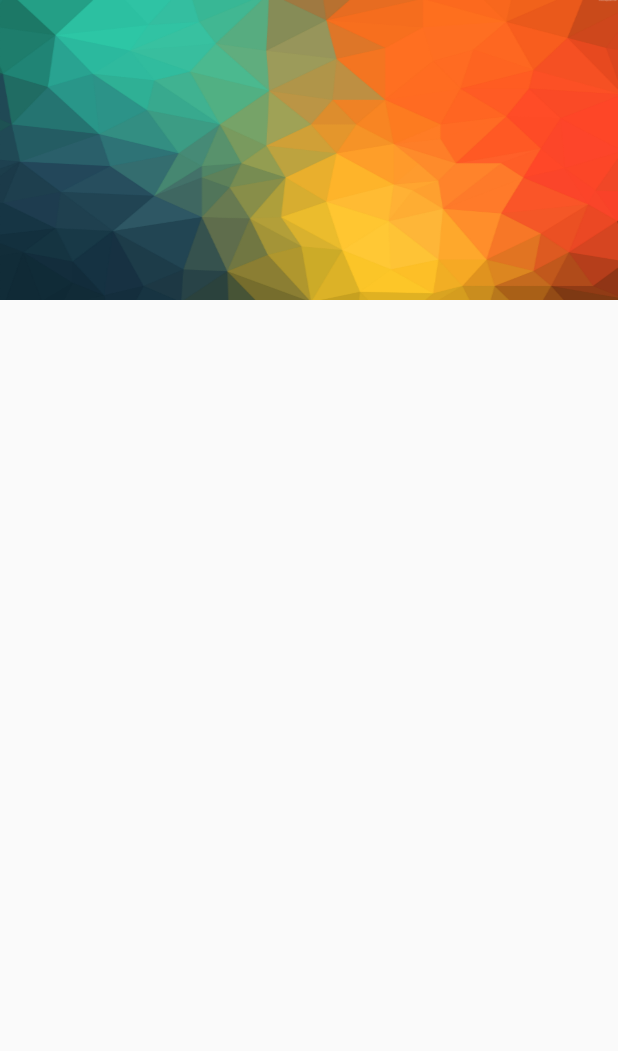
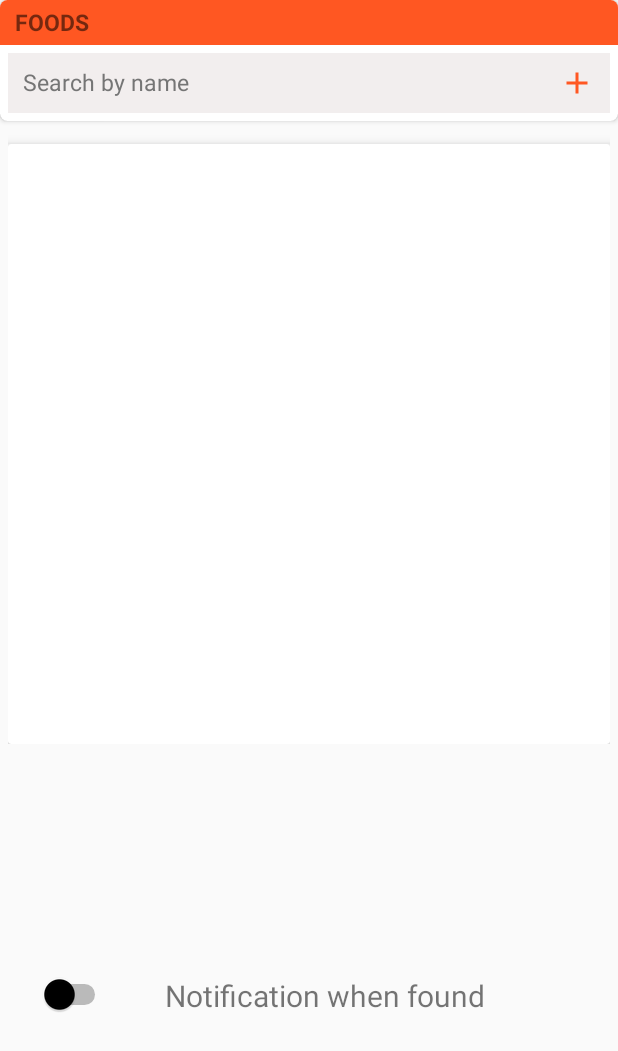
Before and after one commit to Btnisme123/InterfaceOfSuperSaiyan, an Android app: the FoodActivity screen opened directly, with no data from a screen before it, on a phone screen of 412 x 824 dp. Shown: the top 1051 px of the screen. Run offline under Robolectric (Android 15) with nearby library versions, the phone set to English and light mode, and no system bars.

Commit message:
fix_layout

```diff
--- a/TrackingStore/app/src/main/AndroidManifest.xml
+++ b/TrackingStore/app/src/main/AndroidManifest.xml
@@ -16,7 +16,9 @@
             </intent-filter>
         </activity>
         <activity android:name=".ui.activity.MainActivity" />
-        <activity android:name=".ui.activity.FoodActivity"></activity>
+        <activity android:name=".ui.activity.FoodActivity">
+
+        </activity>
     </application>
 
 </manifest>
--- a/TrackingStore/app/src/main/java/vulan/com/trackingstore/ui/activity/FoodActivity.java
+++ b/TrackingStore/app/src/main/java/vulan/com/trackingstore/ui/activity/FoodActivity.java
@@ -13,7 +13,7 @@ public class FoodActivity extends AppCompatActivity {
     @Override
     protected void onCreate(Bundle savedInstanceState) {
         super.onCreate(savedInstanceState);
-        setContentView(R.layout.activity_food);
+        setContentView(R.layout.fragment_search_details);
         findView();
     }
 
--- a/TrackingStore/app/src/main/java/vulan/com/trackingstore/ui/fragment/SearchFragment.java
+++ b/TrackingStore/app/src/main/java/vulan/com/trackingstore/ui/fragment/SearchFragment.java
@@ -2,6 +2,7 @@ package vulan.com.trackingstore.ui.fragment;
 
 import android.view.View;
 
+import vulan.com.trackingstore.R;
 import vulan.com.trackingstore.ui.base.BaseFragment;
 
 /**
@@ -16,7 +17,7 @@ public class SearchFragment extends BaseFragment {
 
     @Override
     protected int getFragmentLayoutId() {
-        return 0;
+        return R.layout.fragment_search;
     }
     private void findViews(View view){
 
--- /dev/null
+++ b/TrackingStore/app/src/main/res/drawable/ic_add.xml
@@ -0,0 +1,9 @@
+<vector xmlns:android="http://schemas.android.com/apk/res/android"
+        android:width="24dp"
+        android:height="24dp"
+        android:viewportWidth="24.0"
+        android:viewportHeight="24.0">
+    <path
+        android:fillColor="@color/colorPrimary"
+        android:pathData="M19,13h-6v6h-2v-6H5v-2h6V5h2v6h6v2z"/>
+</vector>
--- a/TrackingStore/app/src/main/res/layout/fragment_food.xml
+++ b/TrackingStore/app/src/main/res/layout/fragment_food.xml
@@ -42,12 +42,6 @@
         </LinearLayout>
     </RelativeLayout>
 
-    <View
-        android:id="@+id/view_banner"
-        android:layout_width="match_parent"
-        android:layout_height="130dp"
-        android:background="#6e000000" />
-
     <android.support.v7.widget.RecyclerView
         android:id="@+id/recycler_food"
         android:layout_width="match_parent"
--- a/TrackingStore/app/src/main/res/layout/fragment_search.xml
+++ b/TrackingStore/app/src/main/res/layout/fragment_search.xml
@@ -1,6 +1,13 @@
 <?xml version="1.0" encoding="utf-8"?>
-<RelativeLayout xmlns:android="http://schemas.android.com/apk/res/android"
+<LinearLayout xmlns:android="http://schemas.android.com/apk/res/android"
     android:layout_width="match_parent"
-    android:layout_height="match_parent">
+    android:layout_height="match_parent"
+    android:orientation="vertical">
 
-</RelativeLayout>
+    <EditText
+        android:layout_width="match_parent"
+        android:layout_height="@dimen/common_size_30"
+        android:background="@color/color_ed_search"
+        android:text="bbbbbbbbbbbbbbbbbbbbbbb"
+        android:textSize="@dimen/common_size_15" />
+</LinearLayout>
--- /dev/null
+++ b/TrackingStore/app/src/main/res/layout/fragment_search_details.xml
@@ -0,0 +1,92 @@
+<?xml version="1.0" encoding="utf-8"?>
+<LinearLayout xmlns:android="http://schemas.android.com/apk/res/android"
+    xmlns:app="http://schemas.android.com/apk/res-auto"
+    android:layout_width="match_parent"
+    android:layout_height="match_parent"
+    android:orientation="vertical">
+
+    <android.support.v7.widget.CardView
+        android:layout_width="match_parent"
+        android:layout_height="wrap_content"
+        android:padding="@dimen/common_size_5"
+        app:cardCornerRadius="@dimen/common_size_5">
+
+        <LinearLayout
+            android:layout_width="match_parent"
+            android:layout_height="wrap_content"
+            android:gravity="center"
+            android:orientation="vertical">
+
+            <TextView
+                android:layout_width="match_parent"
+                android:layout_height="@dimen/common_size_30"
+                android:background="@color/colorPrimary"
+                android:gravity="center_vertical"
+                android:paddingLeft="@dimen/common_size_10"
+                android:text="@string/food"
+                android:textSize="@dimen/common_text_size_15"
+                android:textStyle="bold" />
+
+            <LinearLayout
+                android:layout_width="match_parent"
+                android:layout_height="wrap_content"
+                android:padding="@dimen/common_size_5">
+
+                <EditText
+                    android:layout_width="match_parent"
+                    android:layout_height="@dimen/common_size_40"
+                    android:background="@color/color_ed_search"
+                    android:drawableRight="@drawable/ic_add"
+                    android:hint="@string/text_hint_search"
+                    android:padding="@dimen/common_size_10"
+                    android:textColorHint="@color/colorSecondaryText"
+                    android:textSize="@dimen/common_text_size_15" />
+            </LinearLayout>
+        </LinearLayout>
+    </android.support.v7.widget.CardView>
+
+    <LinearLayout
+        android:layout_width="wrap_content"
+        android:layout_height="wrap_content"
+        android:padding="@dimen/common_size_5">
+
+        <android.support.v7.widget.CardView
+            android:layout_width="match_parent"
+            android:layout_height="wrap_content"
+            android:layout_marginTop="@dimen/common_size_10"
+            app:cardElevation="@dimen/common_size_5">
+
+            <GridView
+                android:id="@+id/grid_search"
+                android:layout_width="match_parent"
+                android:layout_height="@dimen/common_size_400"></GridView>
+        </android.support.v7.widget.CardView>
+    </LinearLayout>
+    <LinearLayout
+        android:layout_width="match_parent"
+        android:layout_height="match_parent"
+        android:gravity="center"
+        android:orientation="horizontal">
+        <LinearLayout
+            android:layout_width="0dp"
+            android:layout_height="@dimen/common_size_25"
+            android:layout_weight="2"
+            android:gravity="center">
+            <Switch
+                android:layout_width="wrap_content"
+                android:layout_height="@dimen/common_size_30"
+                android:layout_gravity="center_vertical"
+                android:thumbTint="@color/black"
+                android:backgroundTint="#ff00"/>
+        </LinearLayout>
+        <TextView
+            android:layout_width="0dp"
+            android:layout_height="@dimen/common_size_25"
+            android:layout_weight="6"
+            android:layout_marginLeft="@dimen/common_size_10"
+            android:text="@string/notication_search"
+            android:textSize="@dimen/common_text_size_20"/>
+    </LinearLayout>
+
+
+</LinearLayout>
--- a/TrackingStore/app/src/main/res/values/dimens.xml
+++ b/TrackingStore/app/src/main/res/values/dimens.xml
@@ -35,6 +35,7 @@
     <dimen name="common_size_80">80dp</dimen>
     <dimen name="common_size_200">200dp</dimen>
     <dimen name="common_size_370">370dp</dimen>
+    <dimen name="common_size_400">400dp</dimen>
     <dimen name="common_size_500">500dp</dimen>
     <!--Common text size-->
     <dimen name="common_text_size_10">10sp</dimen>
--- a/TrackingStore/app/src/main/res/values/strings.xml
+++ b/TrackingStore/app/src/main/res/values/strings.xml
@@ -16,4 +16,5 @@
     <string name="restaurant">Restaurant</string>
     <string name="food">FOODS</string>
     <string name="food_fragment">food fragment</string>
+    <string name="notication_search">Notification when found</string>
 </resources>
--- a/TrackingStore/app/src/main/res/values/styles.xml
+++ b/TrackingStore/app/src/main/res/values/styles.xml
@@ -10,7 +10,9 @@
         <item name="windowNoTitle">true</item>
         <item name="actionMenuTextColor">@color/white</item>
         <item name="contentInsetStart">0dp</item>
+
     </style>
+
 
     <style name="DialogAnimation">
         <item name="android:windowEnterAnimation">@animator/slide_up_dialog</item>
```
